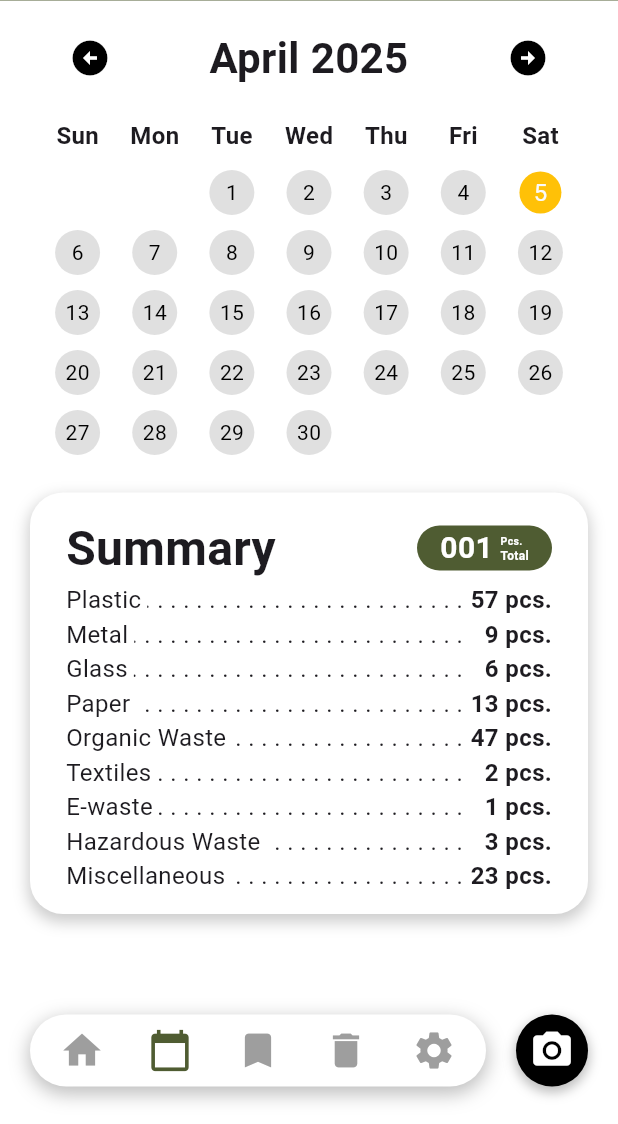
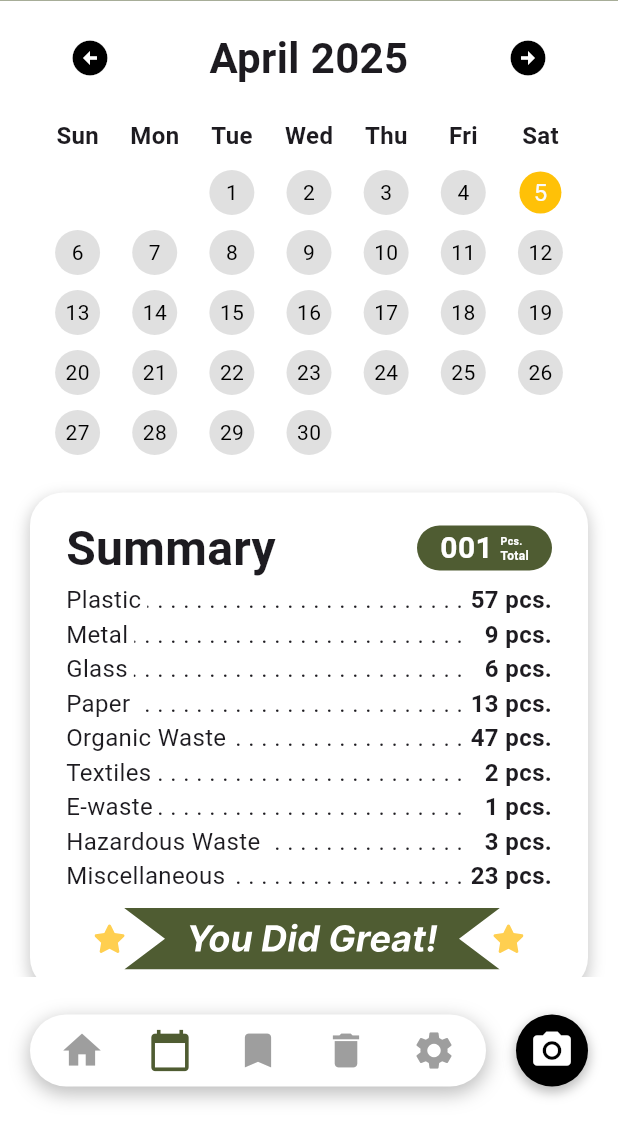
Before and after one commit to SakanaIsReal/TrashScan, a Flutter app: the DiaryScreen screen opened by its route, on a phone screen of 412 x 824 dp, the part 112-1236 px from its top. Run offline on Flutter 3.47's test engine with Material 3 defaults, Android fonts, the phone set to English and light mode, and no system bars; drawn by our look-alikes of table_calendar; our stand-ins replace camera, flutter_dotenv, flutter_local_notifications, flutter_svg, geolocator, go_router and 4 more; missing offline and left inert: flutter_polyline_points.

Commit message:
feat: add motivation quote in diary screen

```diff
--- a/lib/screens/diary_screen.dart
+++ b/lib/screens/diary_screen.dart
@@ -1,4 +1,5 @@
 import 'package:flutter/material.dart';
+import 'package:flutter_svg/flutter_svg.dart';
 import '../widgets/custom_app_bar.dart';
 import '../widgets/bottom_nav_bar.dart';
 import '../widgets/diary_summary.dart';
@@ -43,7 +44,9 @@ class _DiaryScreenState extends State<DiaryScreen> {
                   child: Padding(
                     padding: const EdgeInsets.only(
                         top: 14.0, bottom: 14, left: 24, right: 24),
-                    child: DiarySummary(
+                    child: Column(
+                      children: [
+                        DiarySummary(
                           fontSize: 16.0, // Custom font size
                           summaryItems: [
                             SummaryItem('Plastic', 57),
@@ -57,6 +60,10 @@ class _DiaryScreenState extends State<DiaryScreen> {
                             SummaryItem('Miscellaneous', 23),
                           ],
                         ),
+                        SizedBox(height: 10,),
+                        SvgPicture.asset('assets/icons/motivated.svg')
+                      ],
+                    ),
                   )),
             )
           ],
```
Also changed, not shown: assets/icons/motivated.svg (added). Lines whose indentation alone changed are shown as unchanged.
